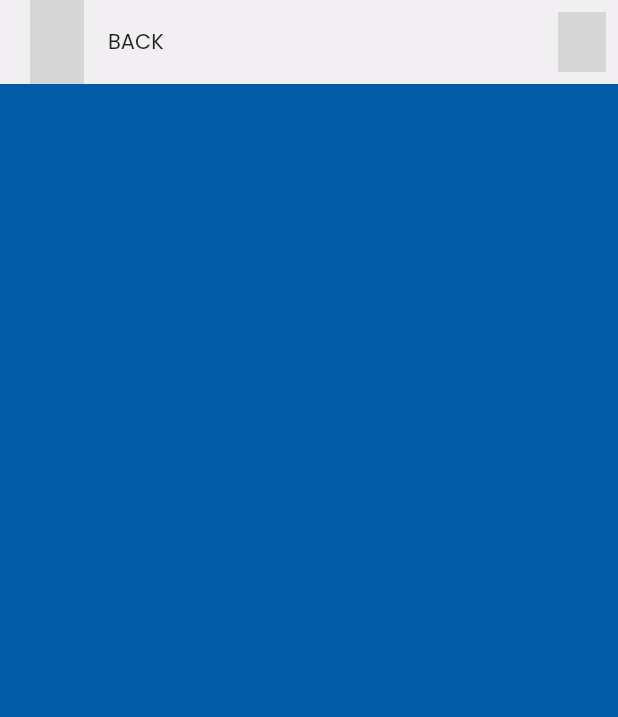
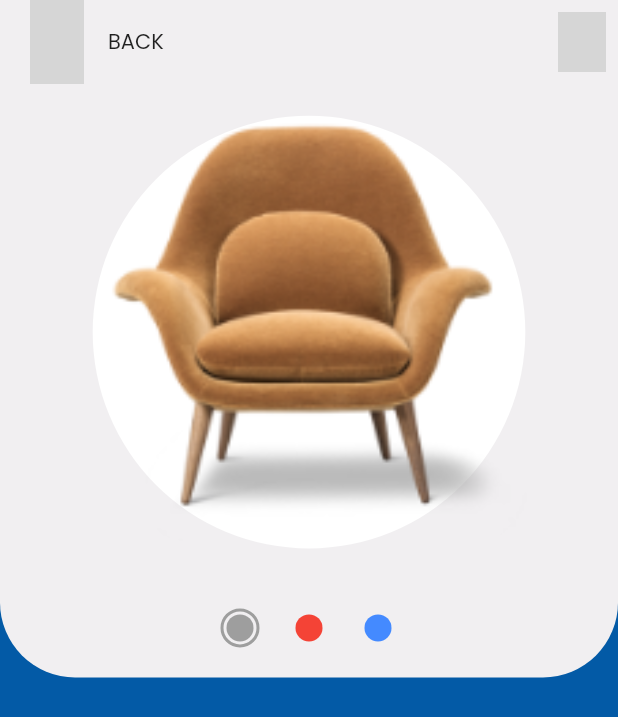
Before and after one commit to ayush987goyal/furniture_app_fl, a Flutter app: the screen it shows after launch, after a tap on "Classic Leather Arm Chair", on a phone screen of 412 x 824 dp. Shown: the top 717 px of the screen. Run offline on Flutter 3.47's test engine with Material 2 defaults, Android fonts, the phone set to English and light mode, and no system bars; our stand-ins replace flutter_svg, google_fonts; grey boxes are pictures that could not be loaded.

Commit message:
Add product image and color selector

```diff
--- /dev/null
+++ b/lib/screen/details/components/body.dart
@@ -0,0 +1,45 @@
+import 'package:flutter/material.dart';
+import 'package:furniture_app/constants.dart';
+import 'package:furniture_app/models/Product.dart';
+import 'package:furniture_app/screen/details/components/color-selector.dart';
+import 'package:furniture_app/screen/details/components/product_image.dart';
+
+class Body extends StatelessWidget {
+  final Product product;
+
+  const Body({Key key, this.product}) : super(key: key);
+
+  @override
+  Widget build(BuildContext context) {
+    final Size size = MediaQuery.of(context).size;
+
+    return SingleChildScrollView(
+      child: Column(
+        children: <Widget>[
+          Container(
+            width: double.infinity,
+            padding: const EdgeInsets.symmetric(horizontal: kDefaultPadding),
+            decoration: BoxDecoration(
+              color: kBackgroundColor,
+              borderRadius: BorderRadius.only(
+                bottomLeft: Radius.circular(50),
+                bottomRight: Radius.circular(50),
+              ),
+            ),
+            child: Column(
+              children: <Widget>[
+                Center(
+                  child: ProductImage(
+                    size: size,
+                    image: product.image,
+                  ),
+                ),
+                ColorSelector(),
+              ],
+            ),
+          ),
+        ],
+      ),
+    );
+  }
+}
--- /dev/null
+++ b/lib/screen/details/components/color-selector.dart
@@ -0,0 +1,58 @@
+import 'package:flutter/material.dart';
+import 'package:furniture_app/constants.dart';
+
+class ColorSelector extends StatelessWidget {
+  @override
+  Widget build(BuildContext context) {
+    return Container(
+      padding: EdgeInsets.symmetric(vertical: kDefaultPadding),
+      child: Row(
+        mainAxisAlignment: MainAxisAlignment.center,
+        children: <Widget>[
+          ColorDot(color: Colors.grey, isSelected: true, onPress: () {}),
+          ColorDot(color: Colors.red, onPress: () {}),
+          ColorDot(color: Colors.blueAccent, onPress: () {}),
+        ],
+      ),
+    );
+  }
+}
+
+class ColorDot extends StatelessWidget {
+  final Color color;
+  final bool isSelected;
+  final Function onPress;
+
+  const ColorDot({
+    Key key,
+    this.color,
+    this.isSelected = false,
+    this.onPress,
+  }) : super(key: key);
+
+  @override
+  Widget build(BuildContext context) {
+    return GestureDetector(
+      onTap: onPress,
+      child: Container(
+        margin: EdgeInsets.symmetric(horizontal: kDefaultPadding / 2),
+        decoration: BoxDecoration(
+          shape: BoxShape.circle,
+          color: kBackgroundColor,
+          border: isSelected
+              ? Border.all(color: color, width: 2)
+              : Border.all(color: Colors.transparent, width: 2),
+        ),
+        child: Container(
+          height: 18,
+          width: 18,
+          margin: EdgeInsets.all(2),
+          decoration: BoxDecoration(
+            shape: BoxShape.circle,
+            color: color,
+          ),
+        ),
+      ),
+    );
+  }
+}
--- /dev/null
+++ b/lib/screen/details/components/product_image.dart
@@ -0,0 +1,40 @@
+import 'package:flutter/material.dart';
+import 'package:furniture_app/constants.dart';
+
+class ProductImage extends StatelessWidget {
+  final Size size;
+  final String image;
+
+  const ProductImage({
+    Key key,
+    this.size,
+    this.image,
+  }) : super(key: key);
+
+  @override
+  Widget build(BuildContext context) {
+    return Container(
+      padding: EdgeInsets.symmetric(vertical: kDefaultPadding),
+      height: size.width * 0.8,
+      child: Stack(
+        alignment: Alignment.bottomCenter,
+        children: <Widget>[
+          Container(
+            height: size.width * 0.7,
+            width: size.width * 0.7,
+            decoration: BoxDecoration(
+              shape: BoxShape.circle,
+              color: Colors.white,
+            ),
+          ),
+          Image.asset(
+            image,
+            width: size.width * 0.75,
+            height: size.width * 0.75,
+            fit: BoxFit.cover,
+          ),
+        ],
+      ),
+    );
+  }
+}
--- a/lib/screen/details/details_screen.dart
+++ b/lib/screen/details/details_screen.dart
@@ -2,6 +2,7 @@ import 'package:flutter/material.dart';
 import 'package:flutter_svg/svg.dart';
 import 'package:furniture_app/constants.dart';
 import 'package:furniture_app/models/Product.dart';
+import 'package:furniture_app/screen/details/components/body.dart';
 
 class DetailsScreen extends StatelessWidget {
   final Product product;
@@ -16,6 +17,7 @@ class DetailsScreen extends StatelessWidget {
     return Scaffold(
       appBar: buildAppBar(context),
       backgroundColor: kPrimaryColor,
+      body: Body(product: product),
     );
   }
 
```
